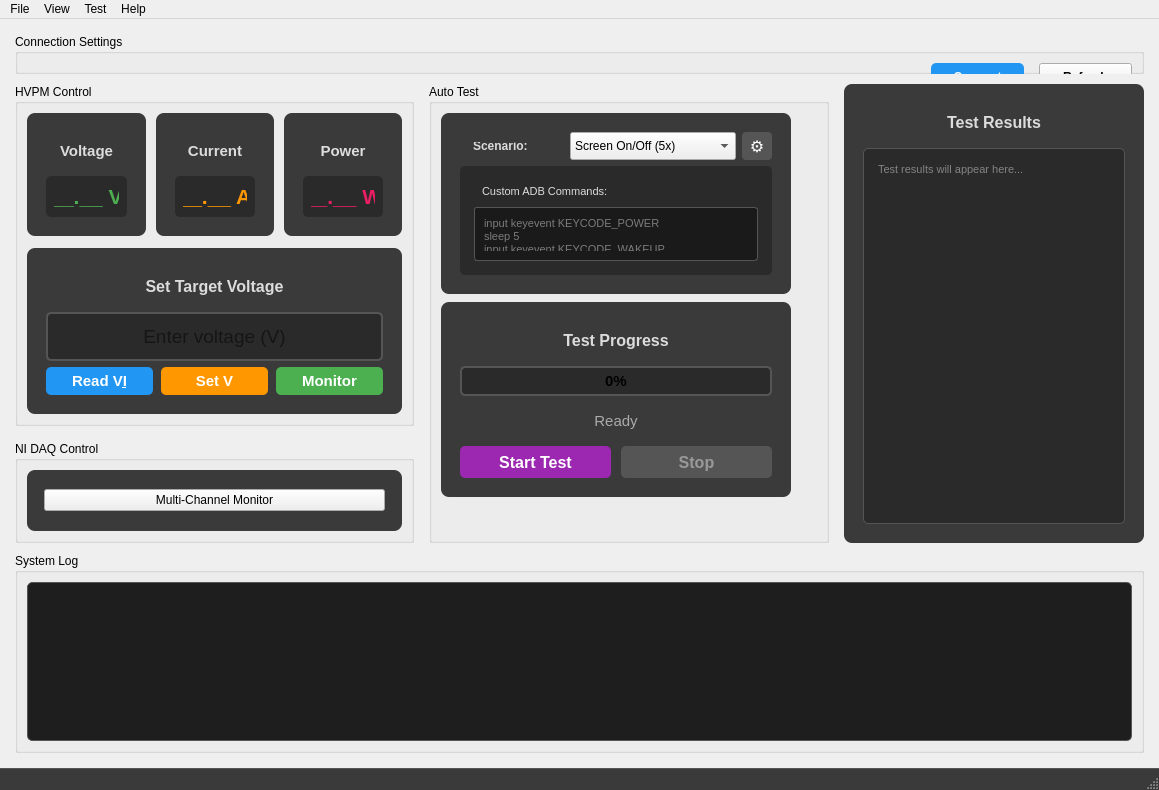
Before: the Qt Designer form ui/main_ui.ui in DragonHyun1/DOU, drawn with Qt 5.
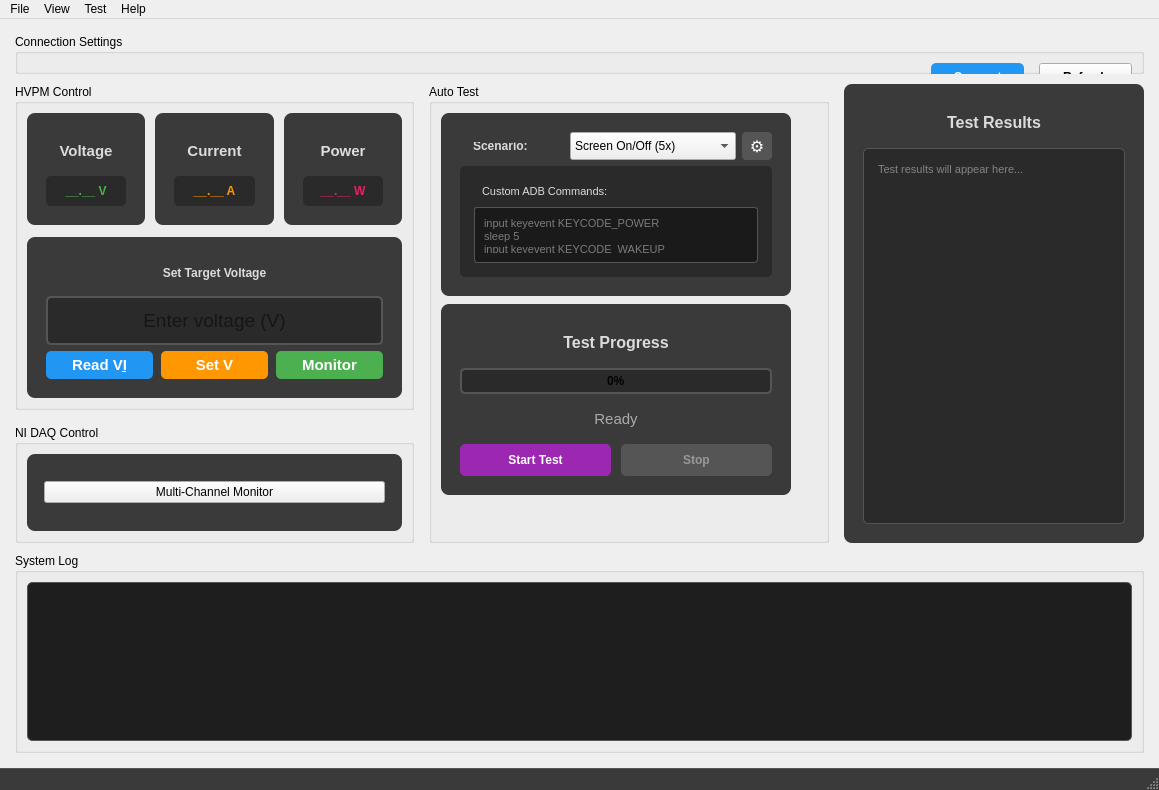
After: the same form once the commit is applied.

Commit message: Refactor: Remove fixed font sizes from UI styles

```diff
--- a/ui/main_ui.ui
+++ b/ui/main_ui.ui
@@ -293,7 +293,7 @@
                 <item>
                  <widget class="QLabel" name="hvpmVolt_LB">
                   <property name="styleSheet">
-                   <string>font-size: 16pt; font-weight: bold; color: #4CAF50; background-color: #2a2a2a; border-radius: 5px; padding: 8px;</string>
+                   <string>font-weight: bold; color: #4CAF50; background-color: #2a2a2a; border-radius: 5px; padding: 8px;</string>
                   </property>
                   <property name="text">
                    <string>__.__ V</string>
@@ -344,7 +344,7 @@
                 <item>
                  <widget class="QLabel" name="hvpmCurrent_LB">
                   <property name="styleSheet">
-                   <string>font-size: 16pt; font-weight: bold; color: #FF9800; background-color: #2a2a2a; border-radius: 5px; padding: 8px;</string>
+                   <string>font-weight: bold; color: #FF9800; background-color: #2a2a2a; border-radius: 5px; padding: 8px;</string>
                   </property>
                   <property name="text">
                    <string>__.__ A</string>
@@ -395,7 +395,7 @@
                 <item>
                  <widget class="QLabel" name="hvpmPower_LB">
                   <property name="styleSheet">
-                   <string>font-size: 16pt; font-weight: bold; color: #E91E63; background-color: #2a2a2a; border-radius: 5px; padding: 8px;</string>
+                   <string>font-weight: bold; color: #E91E63; background-color: #2a2a2a; border-radius: 5px; padding: 8px;</string>
                   </property>
                   <property name="text">
                    <string>__.__ W</string>
@@ -447,7 +447,7 @@
               <item>
                <widget class="QLabel" name="setVoltageTitle">
                 <property name="styleSheet">
-                 <string>font-weight: bold; font-size: 12pt; color: #dcdcdc;</string>
+                 <string>font-weight: bold; color: #dcdcdc;</string>
                 </property>
                 <property name="text">
                  <string>Set Target Voltage</string>
@@ -903,7 +903,6 @@
                  border-radius: 5px;
                  text-align: center;
                  font-weight: bold;
-                 font-size: 11pt;
                  background-color: #2a2a2a;
                }
                QProgressBar::chunk {
@@ -944,19 +943,18 @@
                   </property>
                   <property name="styleSheet">
                    <string>QPushButton { 
-                background-color: #9C27B0; 
-                color: white; 
-                font-weight: bold; 
-                border-radius: 5px; 
-                font-size: 12pt;
-              }
-              QPushButton:hover { 
-                background-color: #7B1FA2; 
-              }
-              QPushButton:disabled {
-                background-color: #555;
-                color: #999;
-              }</string>
+               background-color: #9C27B0; 
+               color: white; 
+               font-weight: bold; 
+               border-radius: 5px; 
+             }
+             QPushButton:hover { 
+               background-color: #7B1FA2; 
+             }
+             QPushButton:disabled {
+               background-color: #555;
+               color: #999;
+             }</string>
                   </property>
                   <property name="text">
                    <string>Start Test</string>
@@ -976,19 +974,18 @@
                   </property>
                   <property name="styleSheet">
                    <string>QPushButton { 
-                background-color: #f44336; 
-                color: white; 
-                font-weight: bold; 
-                border-radius: 5px; 
-                font-size: 12pt;
-              }
-              QPushButton:hover { 
-                background-color: #da190b; 
-              }
-              QPushButton:disabled {
-                background-color: #555;
-                color: #999;
-              }</string>
+               background-color: #f44336; 
+               color: white; 
+               font-weight: bold; 
+               border-radius: 5px; 
+             }
+             QPushButton:hover { 
+               background-color: #da190b; 
+             }
+             QPushButton:disabled {
+               background-color: #555;
+               color: #999;
+             }</string>
                   </property>
                   <property name="text">
                    <string>Stop</string>
```
Left out of the diff: 25 changed lines with no effect on the pictures.
